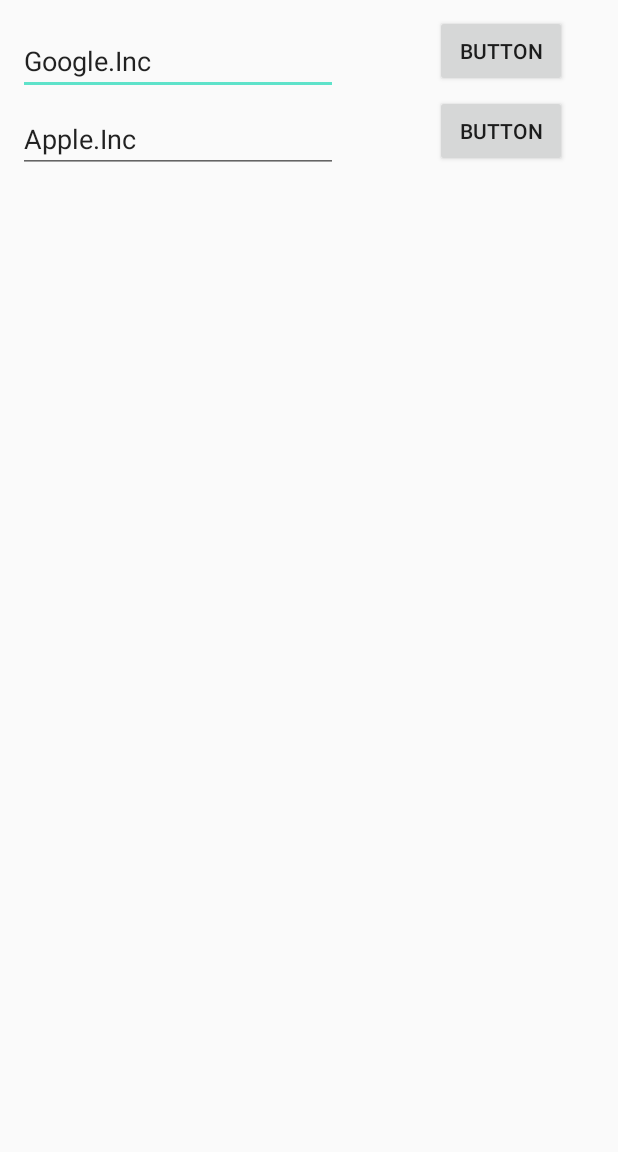
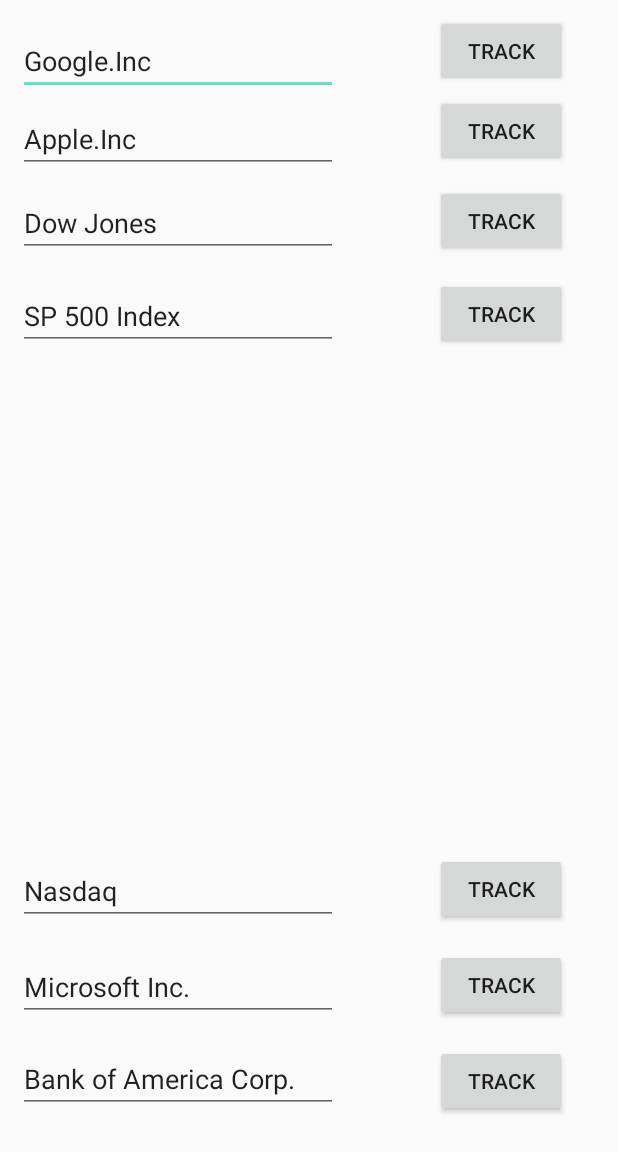
Before and after one commit to qianfut2/StockTracker, an Android app: the layout activity_menu_page.xml on its own in the app's theme, with its tools: preview values and no code run, on a phone screen of 412 x 824 dp. Shown: the top 1152 px of the screen. Run offline under Robolectric (Android 15) with nearby library versions, the phone set to English and light mode, and no system bars.

Commit message:
New Classes

```diff
--- /dev/null
+++ b/app/src/main/java/com/example/daniel/stocktracker/AppleInc.java
@@ -0,0 +1,4 @@
+package com.example.daniel.stocktracker;
+
+public class AppleInc {
+}
--- /dev/null
+++ b/app/src/main/java/com/example/daniel/stocktracker/BankOfAmerica.java
@@ -0,0 +1,4 @@
+package com.example.daniel.stocktracker;
+
+public class BankOfAmerica {
+}
--- /dev/null
+++ b/app/src/main/java/com/example/daniel/stocktracker/DowJones.java
@@ -0,0 +1,4 @@
+package com.example.daniel.stocktracker;
+
+public class DowJones {
+}
--- /dev/null
+++ b/app/src/main/java/com/example/daniel/stocktracker/GoogleInc.java
@@ -0,0 +1,4 @@
+package com.example.daniel.stocktracker;
+
+public class GoogleInc {
+}
--- a/app/src/main/java/com/example/daniel/stocktracker/MainActivity.java
+++ b/app/src/main/java/com/example/daniel/stocktracker/MainActivity.java
@@ -27,22 +27,4 @@ public class MainActivity extends AppCompatActivity {
         Intent intent = new Intent(this, MenuPage.class);
         startActivity(intent);
     }
-    /**
-    JsonObjectRequest jsonObjectRequest = new JsonObjectRequest(
-            Request.Method.GET,
-            "",
-            null,
-            new Response.Listener<JSONObject>() {
-                @Override
-                public void onResponse(final JSONObject response) {
-                    Log.d(TAG, response.toString());
-                }
-            }, new Response.ErrorListener() {
-        @Override
-        public void onErrorResponse(final VolleyError error) {
-            Log.w(TAG, error.toString());
-        }
-    });
-     */
-
 }
--- a/app/src/main/java/com/example/daniel/stocktracker/MenuPage.java
+++ b/app/src/main/java/com/example/daniel/stocktracker/MenuPage.java
@@ -2,12 +2,31 @@ package com.example.daniel.stocktracker;
 
 import android.support.v7.app.AppCompatActivity;
 import android.os.Bundle;
+import android.view.View;
+import android.widget.Button;
+import android.content.Intent;
 
 public class MenuPage extends AppCompatActivity {
 
+
+    private Button button1;
     @Override
     protected void onCreate(Bundle savedInstanceState) {
         super.onCreate(savedInstanceState);
-        setContentView(R.layout.activity_menu_page);
+        setContentView(R.layout.activity_main);
+
+        button1 = (Button) findViewById(R.id.button);
+        button1.setOnClickListener(new View.OnClickListener() {
+            @Override
+            public void onClick(View v) {
+                openGoogleInc();
+            }
+
+        });
     }
+    public void openGoogleInc() {
+        Intent intent = new Intent(this, GoogleInc.class);
+        startActivity(intent);
+    }
+
 }
--- /dev/null
+++ b/app/src/main/java/com/example/daniel/stocktracker/Microsoft.java
@@ -0,0 +1,4 @@
+package com.example.daniel.stocktracker;
+
+public class Microsoft {
+}
--- /dev/null
+++ b/app/src/main/java/com/example/daniel/stocktracker/Nasdaq.java
@@ -0,0 +1,4 @@
+package com.example.daniel.stocktracker;
+
+public class Nasdaq {
+}
--- /dev/null
+++ b/app/src/main/java/com/example/daniel/stocktracker/SPIndex.java
@@ -0,0 +1,4 @@
+package com.example.daniel.stocktracker;
+
+public class SPIndex {
+}
--- a/app/src/main/res/layout/activity_menu_page.xml
+++ b/app/src/main/res/layout/activity_menu_page.xml
@@ -25,8 +25,10 @@
         android:layout_width="wrap_content"
         android:layout_height="wrap_content"
         android:layout_alignStart="@+id/editText2"
+        android:layout_alignLeft="@+id/editText2"
         android:layout_alignParentTop="true"
         android:layout_marginStart="0dp"
+        android:layout_marginLeft="0dp"
         android:layout_marginTop="70dp"
         android:ems="10"
         android:inputType="textPersonName"
@@ -42,7 +44,7 @@
         android:layout_marginEnd="34dp"
         android:layout_marginRight="34dp"
         android:layout_marginBottom="-58dp"
-        android:text="Button" />
+        android:text="Track" />
 
     <Button
         android:id="@+id/button3"
@@ -50,5 +52,113 @@
         android:layout_height="wrap_content"
         android:layout_below="@+id/editText2"
         android:layout_alignStart="@+id/button2"
-        android:text="Button" />
+        android:layout_alignLeft="@+id/button2"
+        android:text="Track" />
+
+    <Button
+        android:id="@+id/button4"
+        android:layout_width="wrap_content"
+        android:layout_height="wrap_content"
+        android:layout_alignStart="@+id/button2"
+        android:layout_alignLeft="@+id/button2"
+        android:layout_alignParentTop="true"
+        android:layout_marginTop="123dp"
+        android:text="track" />
+
+    <Button
+        android:id="@+id/button5"
+        android:layout_width="wrap_content"
+        android:layout_height="wrap_content"
+        android:layout_alignStart="@+id/button2"
+        android:layout_alignLeft="@+id/button2"
+        android:layout_alignParentTop="true"
+        android:layout_marginTop="185dp"
+        android:text="Track" />
+
+    <Button
+        android:id="@+id/button6"
+        android:layout_width="wrap_content"
+        android:layout_height="wrap_content"
+        android:layout_alignStart="@+id/button2"
+        android:layout_alignLeft="@+id/button2"
+        android:layout_alignParentBottom="true"
+        android:layout_marginStart="0dp"
+        android:layout_marginLeft="0dp"
+        android:layout_marginBottom="207dp"
+        android:text="Track" />
+
+    <Button
+        android:id="@+id/button7"
+        android:layout_width="wrap_content"
+        android:layout_height="wrap_content"
+        android:layout_alignStart="@+id/button2"
+        android:layout_alignLeft="@+id/button2"
+        android:layout_alignParentBottom="true"
+        android:layout_marginBottom="143dp"
+        android:text="Track" />
+
+    <Button
+        android:id="@+id/button8"
+        android:layout_width="wrap_content"
+        android:layout_height="wrap_content"
+        android:layout_alignStart="@+id/button2"
+        android:layout_alignLeft="@+id/button2"
+        android:layout_alignParentBottom="true"
+        android:layout_marginBottom="79dp"
+        android:text="Track" />
+
+    <EditText
+        android:id="@+id/editText4"
+        android:layout_width="wrap_content"
+        android:layout_height="wrap_content"
+        android:layout_alignEnd="@+id/editText2"
+        android:layout_alignRight="@+id/editText2"
+        android:layout_alignBottom="@+id/button4"
+        android:ems="10"
+        android:inputType="textPersonName"
+        android:text="Dow Jones" />
+
+    <EditText
+        android:id="@+id/editText5"
+        android:layout_width="wrap_content"
+        android:layout_height="wrap_content"
+        android:layout_alignStart="@+id/editText2"
+        android:layout_alignLeft="@+id/editText2"
+        android:layout_alignBottom="@+id/button5"
+        android:ems="10"
+        android:inputType="textPersonName"
+        android:text="SP 500 Index" />
+
+    <EditText
+        android:id="@+id/editText6"
+        android:layout_width="wrap_content"
+        android:layout_height="wrap_content"
+        android:layout_alignStart="@+id/editText2"
+        android:layout_alignLeft="@+id/editText2"
+        android:layout_alignBottom="@+id/button6"
+        android:ems="10"
+        android:inputType="textPersonName"
+        android:text="Nasdaq" />
+
+    <EditText
+        android:id="@+id/editText7"
+        android:layout_width="wrap_content"
+        android:layout_height="wrap_content"
+        android:layout_alignStart="@+id/editText2"
+        android:layout_alignLeft="@+id/editText2"
+        android:layout_alignBottom="@+id/button7"
+        android:ems="10"
+        android:inputType="textPersonName"
+        android:text="Microsoft Inc." />
+
+    <EditText
+        android:id="@+id/editText8"
+        android:layout_width="wrap_content"
+        android:layout_height="wrap_content"
+        android:layout_alignStart="@+id/editText2"
+        android:layout_alignLeft="@+id/editText2"
+        android:layout_alignTop="@+id/button8"
+        android:ems="10"
+        android:inputType="textPersonName"
+        android:text="Bank of America Corp." />
 </RelativeLayout>
```
